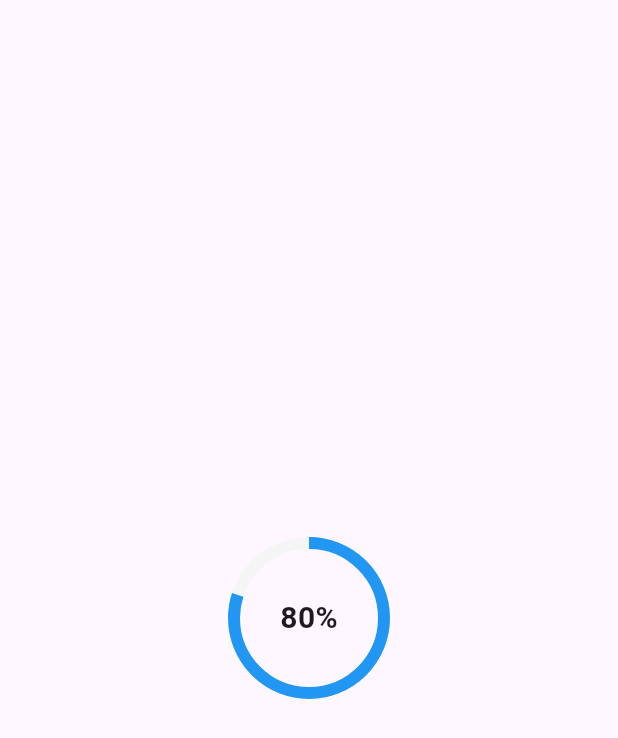
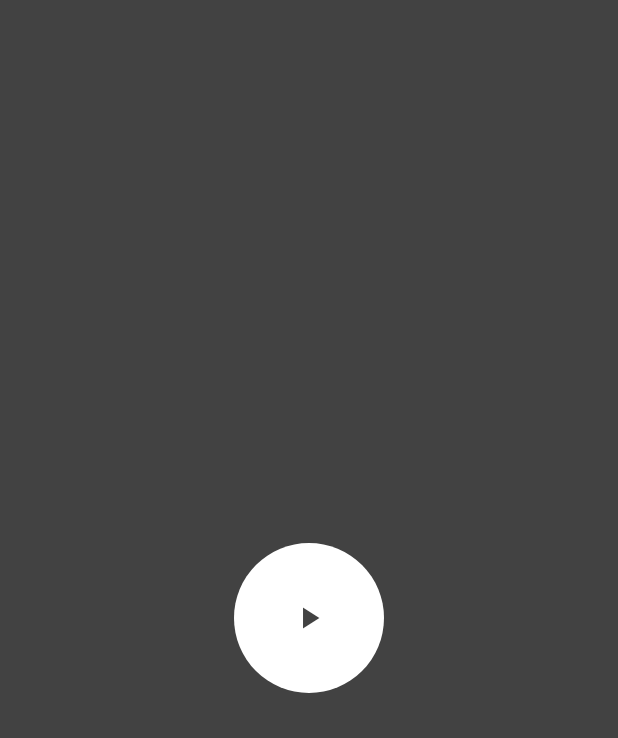
Before and after one commit to karpenkko/animated_chart, a Flutter app: the first screen one second after launch, on a phone screen of 412 x 824 dp. Shown: the top 738 px of the screen. Run offline on Flutter 3.47's test engine with Material 3 defaults, Android fonts, the phone set to English and light mode, and no system bars.

Commit message:
added a few more animations

```diff
--- a/lib/main.dart
+++ b/lib/main.dart
@@ -1,4 +1,3 @@
-import 'package:animated_chart/pages/charts_page.dart';
 import 'package:animated_chart/pages/loading_page.dart';
 import 'package:flutter/material.dart';
 
--- a/lib/pages/loading_page.dart
+++ b/lib/pages/loading_page.dart
@@ -1,7 +1,8 @@
 import 'dart:async';
-
 import 'package:animated_chart/pages/charts_page.dart';
 import 'package:flutter/material.dart';
+
+import '../utils/fade_transition_page_route.dart';
 
 class LoadingPage extends StatefulWidget {
   const LoadingPage({super.key});
@@ -11,23 +12,20 @@ class LoadingPage extends StatefulWidget {
 }
 
 class _LoadingPageState extends State<LoadingPage>
-    with TickerProviderStateMixin {
+    with SingleTickerProviderStateMixin {
   late AnimationController controller;
-  late AnimationController controllerRout;
   late Animation<double> animationLoading;
-  late Animation<double> animationOpacity;
-  late Animation<double> animationScale;
 
   @override
   void initState() {
     super.initState();
     controller = AnimationController(
       vsync: this,
-      duration: const Duration(milliseconds: 1000),
+      duration: const Duration(milliseconds: 500),
     )..addListener(() {
         if (controller.isCompleted) {
           Navigator.of(context).push(
-          MyCustomRouteTransition(
+            FadeTransitionPageRoute(
               route: const ChartsPage(),
             ),
           );
@@ -38,28 +36,7 @@ class _LoadingPageState extends State<LoadingPage>
         }
       });
 
-    // controllerRout = AnimationController(
-    //   vsync: this,
-    //   duration: const Duration(milliseconds: 1000),
-    // )..addListener(() {
-    //     if (controllerRout.isCompleted) {
-    //       Navigator.of(context).push(
-    //         MyCustomRouteTransition(
-    //           route: const ChartsPage(),
-    //         ),
-    //       );
-    //
-    //       Timer(const Duration(milliseconds: 500), () {
-    //         controllerRout.reset();
-    //       });
-    //     }
-    //   });
-
-    animationLoading = Tween(begin: 0.0, end: 1.0).animate(controller);
-    // animationOpacity = Tween(begin: 0.0, end: 1.0).animate(controller);
-    // animationScale = Tween(begin: 1.0, end: 10.0).animate(controllerRout);
-
-    controller.forward();
+    animationLoading = Tween(begin: 1.0, end: 10.0).animate(controller);
   }
 
   @override
@@ -71,88 +48,32 @@ class _LoadingPageState extends State<LoadingPage>
   @override
   Widget build(BuildContext context) {
     return Scaffold(
+      backgroundColor: Colors.grey.shade800,
       body: Center(
-        // child: ScaleTransition(
-        //   scale: animationScale,
-        //   child: GestureDetector(
-        //     onTap: () {
-        //       controllerRout.forward();
-        //     },
-        //     child: Container(
-        //       width: 100,
-        //       height: 100,
-        //       decoration: const BoxDecoration(
-        //         shape: BoxShape.circle,
-        //         color: Colors.blue,
-        //       ),
-        //       child:
-        //       const Icon(Icons.play_arrow, color: Colors.white),
-        //     ),
-        //   ),
-        // ),
-        child: AnimatedBuilder(
-          animation: animationLoading,
-          builder: (context, child) {
-            return Stack(
-              alignment: Alignment.center,
+        child: Stack(
           children: [
-                SizedBox(
+            ScaleTransition(
+              scale: animationLoading,
+              child: GestureDetector(
+                onTap: () {
+                  controller.forward();
+                },
+                child: Container(
                   width: 100,
                   height: 100,
-                  child: CircularProgressIndicator(
-                    value: animationLoading.value,
-                    strokeWidth: 8,
-                    backgroundColor: Colors.grey.shade100,
-                    color: Colors.blue,
+                  decoration: const BoxDecoration(
+                    shape: BoxShape.circle,
+                    color: Colors.white,
                   ),
                 ),
-                Text(
-                  '${(animationLoading.value * 100).toInt()}%',
-                  style: const TextStyle(
-                    fontSize: 20,
-                    fontWeight: FontWeight.bold,
               ),
             ),
-                // if (animationLoading.value == 1.0)
-                //   ScaleTransition(
-                //     scale: animationScale,
-                //     child: GestureDetector(
-                //       onTap: () {
-                //         controllerRout.forward();
-                //       },
-                //       child: Container(
-                //         width: 100,
-                //         height: 100,
-                //         decoration: const BoxDecoration(
-                //           shape: BoxShape.circle,
-                //           color: Colors.blue,
-                //         ),
-                //         child:
-                //             const Icon(Icons.play_arrow, color: Colors.white),
-                //       ),
-                //     ),
-                //   ),
+            Positioned.fill(
+              child: Icon(Icons.play_arrow, color: Colors.grey.shade800),
+            ),
           ],
-            );
-          },
         ),
       ),
     );
   }
 }
-
-class MyCustomRouteTransition extends PageRouteBuilder {
-  final Widget route;
-  MyCustomRouteTransition({required this.route})
-      : super(
-          pageBuilder: (context, animation, secondaryAnimation) {
-            return route;
-          },
-          transitionsBuilder: (context, animation, secondaryAnimation, child) {
-            return FadeTransition(
-              opacity: animation,
-              child: child,
-            );
-          },
-        );
-}
--- /dev/null
+++ b/lib/utils/fade_transition_page_route.dart
@@ -0,0 +1,17 @@
+import 'package:flutter/material.dart';
+
+class FadeTransitionPageRoute extends PageRouteBuilder {
+  final Widget route;
+  FadeTransitionPageRoute({required this.route})
+      : super(
+          pageBuilder: (context, animation, secondaryAnimation) {
+            return route;
+          },
+          transitionsBuilder: (context, animation, secondaryAnimation, child) {
+            return FadeTransition(
+              opacity: animation,
+              child: child,
+            );
+          },
+        );
+}
```
Also changed, not shown: lib/pages/charts_page.dart (+83 -22 lines). Lines whose indentation alone changed are shown as unchanged.
